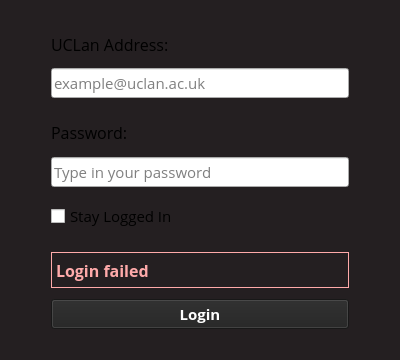
Before: the Qt Designer form blackboard_sync/qt/LoginWindow.ui in sanjacob/BlackboardSync, drawn with Qt 5.
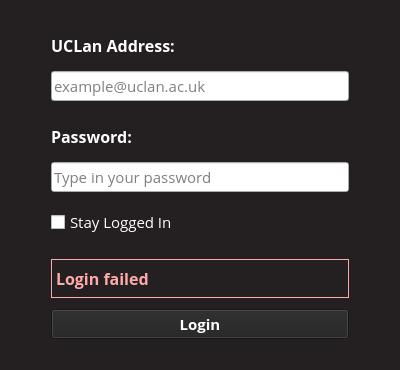
After: the same form once the commit is applied. Icons and pictures are not drawn.

Commit message: Hardcoded white font colour on ui elements

Patch:
```diff
--- a/blackboard_sync/qt/LoginWindow.ui
+++ b/blackboard_sync/qt/LoginWindow.ui
@@ -7,7 +7,7 @@
     <x>0</x>
     <y>0</y>
     <width>400</width>
-    <height>360</height>
+    <height>370</height>
    </rect>
   </property>
   <property name="sizePolicy">
@@ -41,7 +41,9 @@
     <normaloff>../assets/logo.png</normaloff>../assets/logo.png</iconset>
   </property>
   <property name="styleSheet">
-   <string notr="true">QWidget#LoginWindow { background-color: #241f21 }</string>
+   <string notr="true">QWidget#LoginWindow { background-color: #241f21 }
+QLabel {color:white}
+QCheckBox {color:white}</string>
   </property>
   <layout class="QHBoxLayout" name="horizontalLayout_2">
    <item>
@@ -84,8 +86,13 @@
         <font>
          <family>Open Sans</family>
          <pointsize>12</pointsize>
+         <weight>75</weight>
+         <bold>true</bold>
         </font>
        </property>
+       <property name="styleSheet">
+        <string notr="true"/>
+       </property>
        <property name="text">
         <string>UCLan Address:</string>
        </property>
@@ -129,6 +136,8 @@
         <font>
          <family>Open Sans</family>
          <pointsize>12</pointsize>
+         <weight>75</weight>
+         <bold>true</bold>
         </font>
        </property>
        <property name="text">
```
The commit also changes 2 other files.
